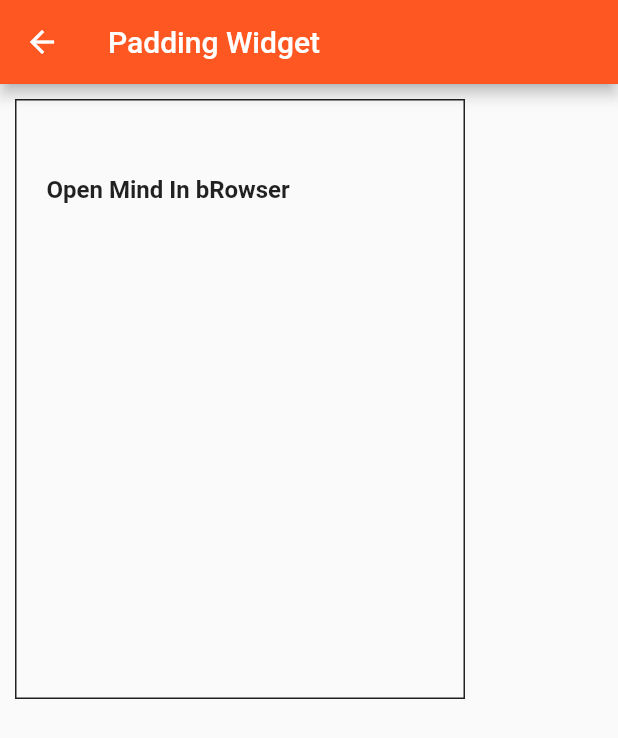
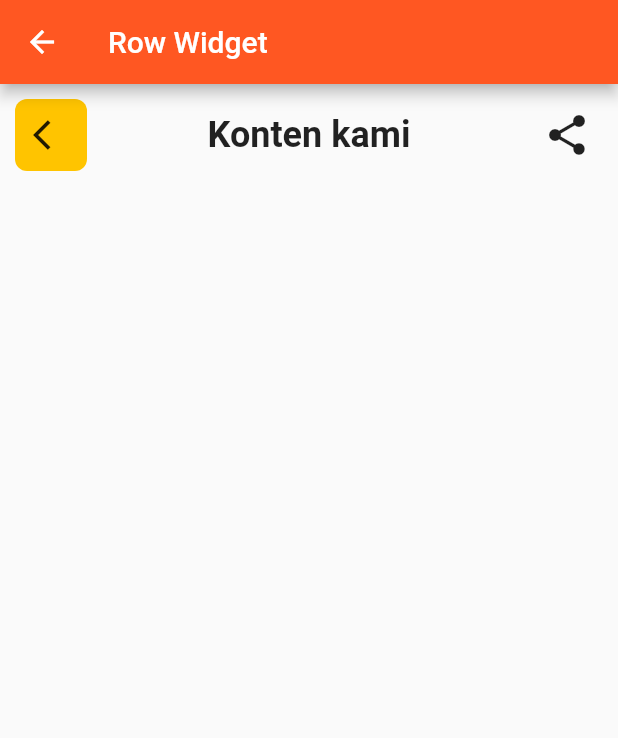
Before and after one commit to efrizalnf/flutter_widget, a Flutter app: the screen it shows after launch, on a phone screen of 412 x 824 dp. Shown: the top 738 px of the screen. Run offline on Flutter 3.47's test engine with Material 2 defaults, Android fonts, the phone set to English and light mode, and no system bars; our stand-ins replace flutter_svg, syncfusion_flutter_charts.

Commit message:
added row widget

```diff
--- a/lib/main.dart
+++ b/lib/main.dart
@@ -17,6 +17,7 @@ import 'package:project_flutter_pertama/tugas/basic-layout/expandedwidget.dart';
 import 'package:project_flutter_pertama/tugas/basic-layout/gridviewwidget.dart';
 import 'package:project_flutter_pertama/tugas/basic-layout/listviewwidget.dart';
 import 'package:project_flutter_pertama/tugas/basic-layout/paddingwidget.dart';
+import 'package:project_flutter_pertama/tugas/basic-layout/rowwidget.dart';
 import 'package:project_flutter_pertama/tugas/fic_column_widget.dart';
 import 'package:project_flutter_pertama/tugas/stateless_statefull.dart';
 
@@ -37,7 +38,7 @@ class MyApp extends StatelessWidget {
       theme: ThemeData(
         primarySwatch: Colors.deepOrange,
       ),
-      home: MyPaddingWidget(),
+      home: MyRowWidget(),
     );
   }
 }
--- a/lib/tugas/basic-layout/paddingwidget.dart
+++ b/lib/tugas/basic-layout/paddingwidget.dart
@@ -1,6 +1,3 @@
-import 'package:flutter/src/widgets/framework.dart';
-import 'package:flutter/src/widgets/placeholder.dart';
-
 import 'package:flutter/material.dart';
 import 'package:project_flutter_pertama/tugas/basic-form/helper.dart';
 
@@ -16,9 +13,10 @@ class MyPaddingWidget extends StatelessWidget {
         width: 300,
         margin: const EdgeInsets.all(10.0),
         decoration: BoxDecoration(
+          color: Colors.blue[700]!,
           border: Border.all(
-            width: 1.0,
-            color: Colors.grey[900]!,
+            width: 5.0,
+            color: Colors.amber[700]!,
           ),
         ),
         child: Column(
--- /dev/null
+++ b/lib/tugas/basic-layout/rowwidget.dart
@@ -0,0 +1,53 @@
+import 'package:flutter/src/widgets/framework.dart';
+import 'package:flutter/src/widgets/placeholder.dart';
+
+import 'package:flutter/material.dart';
+import 'package:project_flutter_pertama/tugas/basic-form/helper.dart';
+
+class MyRowWidget extends StatelessWidget {
+  const MyRowWidget({super.key});
+
+  @override
+  Widget build(BuildContext context) {
+    return Scaffold(
+      appBar: const CustomAppbar(titleValue: "Row Widget"),
+      body: Container(
+        padding: const EdgeInsets.all(10.0),
+        child: Column(
+          children: [
+            Row(
+              mainAxisAlignment: MainAxisAlignment.spaceBetween,
+              children: [
+                Container(
+                  alignment: Alignment.center,
+                  decoration: BoxDecoration(
+                    color: Colors.amberAccent[400],
+                    borderRadius: BorderRadius.circular(8.0),
+                  ),
+                  child: IconButton(
+                    onPressed: () {},
+                    icon: const Icon(Icons.arrow_back_ios),
+                  ),
+                ),
+                const Text(
+                  "Konten kami",
+                  style: TextStyle(
+                    fontSize: 24.0,
+                    fontWeight: FontWeight.w600,
+                  ),
+                ),
+                IconButton(
+                  onPressed: () {},
+                  icon: const Icon(
+                    Icons.share,
+                    size: 32.0,
+                  ),
+                ),
+              ],
+            ),
+          ],
+        ),
+      ),
+    );
+  }
+}
```
